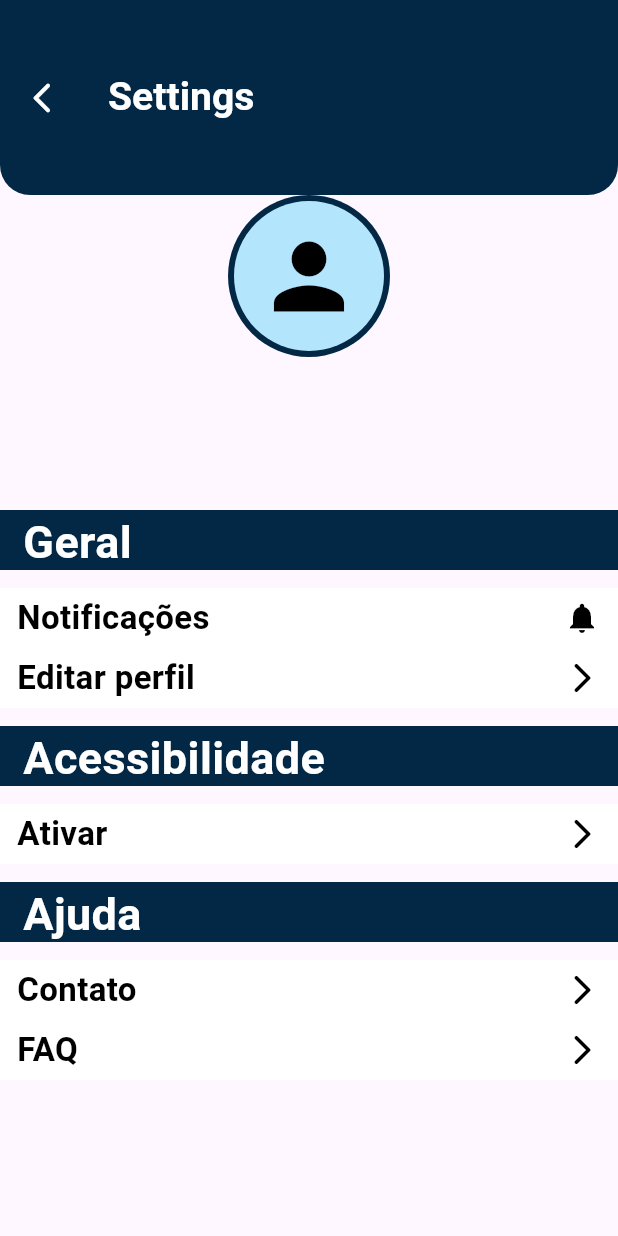
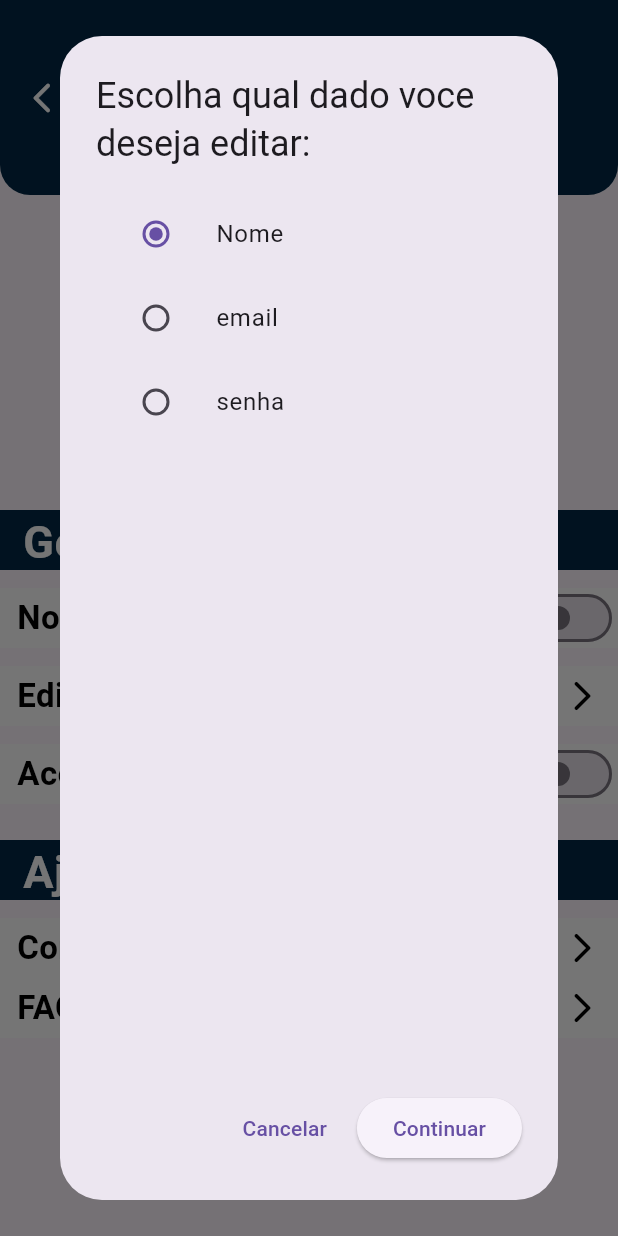
Before and after one commit to caiosss/flutter-belmondo, a Flutter app: the Settings screen opened directly, after a tap on the "arrow forward ios" icon, on a phone screen of 412 x 824 dp. Run offline on Flutter 3.47's test engine with Material 3 defaults, Android fonts, the phone set to English and light mode, and no system bars; our stand-ins replace sqflite; missing offline and left inert: flutter_barcode_scanner; accounts and stored records are empty; Roboto replaces fonts that are missing (Poppins).

Commit message:
Ajustes na tela de settings

```diff
--- a/lib/Telas/settings.dart
+++ b/lib/Telas/settings.dart
@@ -5,7 +5,11 @@ import 'package:aplicacao_mobile/components/icone_botao.dart';
 import 'package:flutter/material.dart';
 import 'package:aplicacao_mobile/components/information_container.dart';
 import 'package:aplicacao_mobile/components/settings_container.dart';
+import 'package:aplicacao_mobile/components/switch_container.dart';
 import 'package:aplicacao_mobile/Telas/home_page.dart';
+import 'package:aplicacao_mobile/components/dialog_box.dart';
+import 'package:aplicacao_mobile/components/edit_dialog.dart';
+
 
 void main() => runApp(const SettingsApp());
 
@@ -33,7 +37,12 @@ class Settings extends StatefulWidget {
 class SettingsState extends State<Settings> {
    String name = '';
    String email = '';
+   String password = '';
    String id = '';
+   bool isAdm = false;
+   bool _isSwitchedNotification = false;
+   bool _isSwitchedAcessibilty = false;
+
 
   @override
   void initState() {
@@ -49,6 +58,9 @@ class SettingsState extends State<Settings> {
           setState(() {
             name = user.name;
             email = user.email;
+            password = user.password;
+            isAdm = user.isAdm;
+            id = user.id;
           });
           break;
         }
@@ -57,6 +69,13 @@ class SettingsState extends State<Settings> {
 
   void toHomePage() {
     Navigator.push(context, MaterialPageRoute(builder: (context)=>(HomePage(userId: widget.userId))));
+  }
+
+  void _showEditDialog() {
+    showDialog(
+      context: context,
+      builder: (context) => EditDialog(name, email, password, isAdm, id),
+    );
   }
 
   @override
@@ -118,16 +137,30 @@ class SettingsState extends State<Settings> {
               const SizedBox(
                 height: 12.0,
               ),
-              SetContainer("  Notificações", IconeBotao(const Icon(Icons.notifications),() {},)),
-              SetContainer("  Editar perfil", IconeBotao(const Icon(Icons.arrow_forward_ios_rounded),() {},)),
+              SwitchContainer("  Notificações",
+                Switch(
+                  value: _isSwitchedNotification,
+                  onChanged: (value){
+                    setState(() {
+                      _isSwitchedNotification = value;
+                    });
+                  },)),
+              SizedBox(height: 12,),
+              SetContainer("  Editar perfil", IconeBotao(const Icon(Icons.arrow_forward_ios_rounded),_showEditDialog,)),
               const SizedBox(
                 height: 12.0,
               ),
-              InfoContainer("  Acessibilidade"),
+              SwitchContainer("  Acessibilidade", Switch(
+                  value: _isSwitchedAcessibilty,
+                  onChanged: (value){
+                    setState(() {
+                      _isSwitchedAcessibilty
+                       = value;
+                    });
+                  },)),
               const SizedBox(
                 height: 12.0,
               ),
-              SetContainer("  Ativar", IconeBotao(const Icon(Icons.arrow_forward_ios_rounded),() {},)),
               const SizedBox(
                 height: 12.0,
               ),
@@ -135,7 +168,11 @@ class SettingsState extends State<Settings> {
               const SizedBox(
                 height: 12.0,
               ),
-              SetContainer("  Contato", IconeBotao(const Icon(Icons.arrow_forward_ios_rounded),() {},)),
+              SetContainer("  Contato", IconeBotao(const Icon(Icons.arrow_forward_ios_rounded),() {
+                showDialog(
+                  context: context,
+                  builder: (context) => DialogBox("Entre em contato com o suporte:\n +55 85 9 77777777"));
+              },)),
               SetContainer("  FAQ", IconeBotao(const Icon(Icons.arrow_forward_ios_rounded),() {},)),
             ],
           ),
--- /dev/null
+++ b/lib/components/edit_dialog.dart
@@ -0,0 +1,92 @@
+import 'package:flutter/material.dart';
+import 'package:aplicacao_mobile/Models/user_database_service.dart';
+import 'package:aplicacao_mobile/Models/user_model.dart';
+import 'package:aplicacao_mobile/components/edit_dialog_box.dart';
+
+class EditDialog extends StatefulWidget {
+  final String nome;
+  final String id;
+  final String senha;
+  final String email;
+  final bool isAdm;
+  EditDialog(this.nome, this.email, this.senha, this.isAdm, this.id);
+
+  @override
+  EditDialogState createState() => EditDialogState();
+}
+
+class EditDialogState extends State<EditDialog> {
+  int _selectedValue = 1;
+
+  void _showEditDialog(String texto, String name, String email, String password, bool isAdm, String id) {
+    showDialog(
+      context: context,
+      builder: (context) => EditarDadoDialog(texto, name, email, password, isAdm, id),
+    );
+  }
+
+  @override
+  Widget build(BuildContext context) {
+    return AlertDialog(
+      title: Text('Escolha qual dado voce deseja editar:'),
+      content: Column(children: [
+        ListTile(
+          title: const Text('Nome'),
+          leading: Radio<int>(
+            value: 1,
+            groupValue: _selectedValue,
+            onChanged: (int? value) {
+              setState(() {
+                _selectedValue = value!;
+              });
+            },
+          ),
+        ),
+        ListTile(
+          title: const Text('email'),
+          leading: Radio<int>(
+            value: 2,
+            groupValue: _selectedValue,
+            onChanged: (int? value) {
+              setState(() {
+                _selectedValue = value!;
+              });
+            },
+          ),
+        ),
+        ListTile(
+          title: const Text('senha'),
+          leading: Radio<int>(
+            value: 3,
+            groupValue: _selectedValue,
+            onChanged: (int? value) {
+              setState(() {
+                _selectedValue = value!;
+              });
+            },
+          ),
+        ),
+      ],),
+      actions: [
+        TextButton(
+          child: Text('Cancelar'),
+          onPressed: () {
+            Navigator.of(context).pop();
+          },
+        ),
+        ElevatedButton(
+          child: Text('Continuar'),
+          onPressed: () {
+              if(_selectedValue == 1){
+                  _showEditDialog('nome', widget.nome, widget.email, widget.senha, widget.isAdm, widget.id);
+              } else if(_selectedValue == 2){
+                  _showEditDialog('email', widget.nome, widget.email, widget.senha, widget.isAdm, widget.id);
+              } else if(_selectedValue == 3){
+                  _showEditDialog('senha', widget.nome, widget.email, widget.senha, widget.isAdm, widget.id);
+              }
+          },
+        ),
+      ],
+    );
+  }
+}
--- a/lib/components/edit_dialog_box.dart
+++ b/lib/components/edit_dialog_box.dart
@@ -61,6 +61,7 @@ class _EditarDadoDialogState extends State<EditarDadoDialog> {
                 user = UserModel(id: widget.id.toString(), name: widget.nome, email: _novoAtributo, password: widget.senha, isAdm: widget.isAdm);
                 dbService.editUser(user);
             }
+            Navigator.of(context).pop();
           },
         ),
       ],
--- /dev/null
+++ b/lib/components/switch_container.dart
@@ -0,0 +1,35 @@
+import 'package:flutter/material.dart';
+
+//container que precisa ser alterado para ajustar as configurações!!
+
+class SwitchContainer extends StatelessWidget {
+  final String text;
+  final Switch botao;
+
+  SwitchContainer(this.text, this.botao);
+
+  @override
+  Widget build(BuildContext context) {
+    return Container(
+      width: double.infinity,
+      height: 40,
+      decoration: const BoxDecoration(
+        color: Colors.white,
+      ),
+      child: Row(
+        mainAxisAlignment: MainAxisAlignment.spaceBetween,
+        children: [
+          Text(
+            text,
+            style: const TextStyle(
+              fontSize: 22,
+              fontWeight: FontWeight.bold,
+              color: Colors.black,
+            ),
+          ),
+          botao,
+        ],
+      ),
+    );
+  }
+}
```
